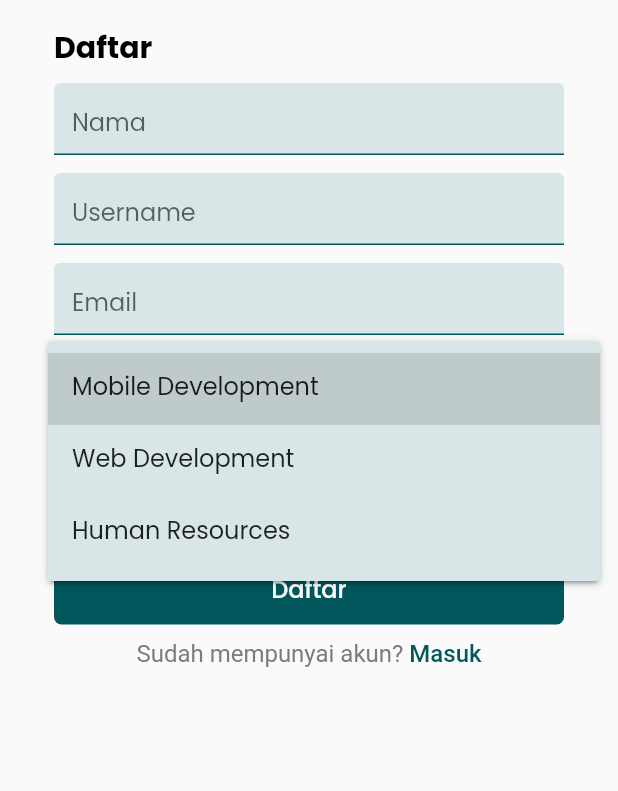
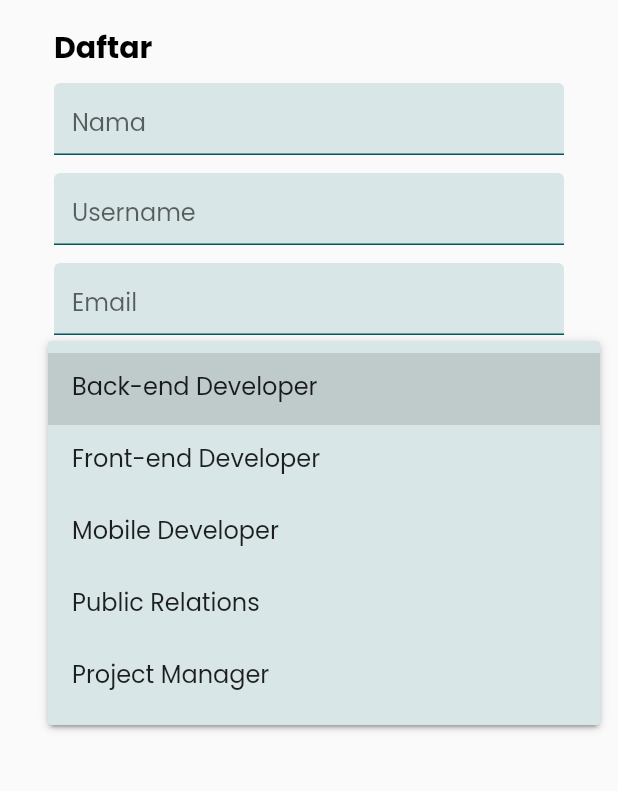
Before and after one commit to handiism/repo, a Flutter app: the SignUpScreen screen opened by its route, after a tap on "Divisi", on a phone screen of 412 x 824 dp, the part 247-1038 px from its top. Run offline on Flutter 3.47's test engine with Material 2 defaults, Android fonts, the phone set to English and light mode, and no system bars; our stand-ins replace get.

Commit message:
feat: sprint 1 rampong cok

```diff
--- a/lib/controllers/sign_up_controller.dart
+++ b/lib/controllers/sign_up_controller.dart
@@ -1,8 +1,42 @@
+import 'package:flutter/cupertino.dart';
 import 'package:get/get.dart';
+import 'package:repo/models/user/index.dart';
+import 'package:repo/services/user_service.dart';
+import 'package:repo/views/widgets/index.dart';
 
 class SignUpController extends GetxController {
+  UserService service = UserService();
   final selectedDivision = ''.obs;
+
   void setDivision(String division) {
     selectedDivision.value = division;
+    update();
+  }
+
+  Future<void> signUp(UserRegisterRequest request) async {
+    try {
+      List<String> division = <String>[
+        'Back-end Developer',
+        'Front-end Developer',
+        'Mobile Developer',
+        'Public Relations',
+        'Project Manager'
+      ];
+
+      for (var element in division) {
+        debugPrint('${selectedDivision.toString()} == $element');
+        if (selectedDivision.toString() == element) {
+          request.idDivision = division.indexOf(element) + 1;
+          break;
+        } else {
+          request.idDivision = 0;
+        }
+      }
+
+      var response = await service.register(request);
+      debugPrint(response.data.toJson().toString());
+    } catch (e) {
+      snackbarRepo('Kesalah Register', 'Pastikan Data Terisi Dengan Benar.');
+    }
   }
 }
--- a/lib/core/routes/api_routes.dart
+++ b/lib/core/routes/api_routes.dart
@@ -1,5 +1,9 @@
 abstract class ApiRoutesRepo {
-  static const String baseUrl = 'http://192.168.100.234:3000';
+  static const String baseUrl = 'http://34.101.216.127:3000';
   static const String login = '/user/login';
   static const String forgot = '/password-reset';
+  static const String register = '/user/register';
+  static String user(int id) {
+    return '$baseUrl/user/$id';
+  }
 }
--- a/lib/core/routes/app_routes.dart
+++ b/lib/core/routes/app_routes.dart
@@ -1,6 +1,6 @@
 import 'package:flutter/cupertino.dart';
 import 'package:get/get.dart';
-import 'package:repo/views/screens/screens.dart';
+import 'package:repo/views/screens/index.dart';
 
 abstract class AppRoutesRepo {
   static const String login = '/login';
--- /dev/null
+++ b/lib/models/user/index.dart
@@ -0,0 +1,4 @@
+export 'package:repo/models/user/forgot_password.dart';
+export 'package:repo/models/user/login.dart';
+export 'package:repo/models/user/register.dart';
+export 'package:repo/models/user/user.dart';
--- /dev/null
+++ b/lib/models/user/register.dart
@@ -0,0 +1,32 @@
+class UserRegisterRequest {
+  UserRegisterRequest({
+    required this.username,
+    required this.fullName,
+    required this.email,
+    required this.password,
+    this.idDivision,
+  });
+
+  String username;
+  String fullName;
+  String email;
+  String password;
+  int? idDivision;
+
+  factory UserRegisterRequest.fromJson(Map<String, dynamic> json) =>
+      UserRegisterRequest(
+        username: json['username'],
+        fullName: json['fullName'],
+        email: json['email'],
+        password: json['password'],
+        idDivision: json['id_division'],
+      );
+
+  Map<String, dynamic> toJson() => {
+        'username': username,
+        'fullName': fullName,
+        'email': email,
+        'password': password,
+        'id_division': idDivision,
+      };
+}
--- a/lib/views/screens/forgot_pass_screen.dart
+++ b/lib/views/screens/forgot_pass_screen.dart
@@ -2,8 +2,8 @@ import 'package:flutter/material.dart';
 import 'package:repo/controllers/forgot_pass_controller.dart';
 import 'package:repo/core/shared/colors.dart';
 import 'package:repo/core/routes/routes.dart';
-import 'package:repo/models/forgotpass/forgotpass.dart';
-import 'package:repo/views/widgets/widgets.dart';
+import 'package:repo/models/user/forgot_password.dart';
+import 'package:repo/views/widgets/index.dart';
 import 'package:get/get.dart';
 
 final TextEditingController _emailController = TextEditingController();
@@ -74,7 +74,7 @@ class ForgotPasswordScreen extends StatelessWidget {
                   onPressed: () {
                     if (nullHandler()) {
                       if (emailHandler()) {
-                        ForgotPassRequest request = ForgotPassRequest(
+                        ForgotPasswordRequest request = ForgotPasswordRequest(
                           email: _emailController.text.trim(),
                         );
                         Get.find<ForgotpassController>().login(request);
--- a/lib/views/screens/login_screen.dart
+++ b/lib/views/screens/login_screen.dart
@@ -4,8 +4,8 @@ import 'package:repo/controllers/login_controller.dart';
 import 'package:repo/core/shared/colors.dart';
 import 'package:repo/core/utils/formatting.dart';
 import 'package:repo/core/routes/routes.dart';
-import 'package:repo/models/user/user.dart';
-import 'package:repo/views/widgets/widgets.dart';
+import 'package:repo/models/user/login.dart';
+import 'package:repo/views/widgets/index.dart';
 import 'package:get/get.dart';
 
 class LoginScreen extends StatefulWidget {
--- a/lib/views/screens/sign_up_screen.dart
+++ b/lib/views/screens/sign_up_screen.dart
@@ -5,19 +5,30 @@ import 'package:repo/controllers/sign_up_controller.dart';
 import 'package:repo/core/routes/routes.dart';
 import 'package:repo/core/utils/formatting.dart';
 import 'package:repo/core/shared/colors.dart';
-import 'package:repo/views/widgets/widgets.dart';
+import 'package:repo/models/user/index.dart';
+import 'package:repo/views/widgets/index.dart';
 
 class SignUpScreen extends StatelessWidget {
   const SignUpScreen({super.key});
 
   @override
   Widget build(BuildContext context) {
+    SignUpController signUpController = SignUpController();
+    Get.lazyPut(() => signUpController);
+
+    TextEditingController nameController = TextEditingController();
+    TextEditingController usernameController = TextEditingController();
+    TextEditingController emailController = TextEditingController();
+    TextEditingController passwordController = TextEditingController();
+
     List<String> division = <String>[
-      'Mobile Development',
-      'Web Development',
-      'Human Resources'
+      'Back-end Developer',
+      'Front-end Developer',
+      'Mobile Developer',
+      'Public Relations',
+      'Project Manager'
     ];
-    SignUpController signUpController = SignUpController();
+
     return Scaffold(
       body: SafeArea(
         child: SingleChildScrollView(
@@ -45,21 +56,21 @@ class SignUpScreen extends StatelessWidget {
                   height: 12,
                 ),
                 TextFieldRepo(
-                  textController: TextEditingController(),
+                  textController: nameController,
                   hintText: 'Nama',
                 ),
                 const SizedBox(
                   height: 12,
                 ),
                 TextFieldRepo(
-                  textController: TextEditingController(),
+                  textController: usernameController,
                   hintText: 'Username',
                 ),
                 const SizedBox(
                   height: 12,
                 ),
                 TextFieldRepo(
-                  textController: TextEditingController(),
+                  textController: emailController,
                   hintText: 'Email',
                 ),
                 const SizedBox(
@@ -113,6 +124,7 @@ class SignUpScreen extends StatelessWidget {
                 ),
                 TextField(
                   obscureText: true,
+                  controller: passwordController,
                   decoration: InputDecoration(
                     filled: true,
                     fillColor: hexToColor(ColorsRepo.secondaryColor),
@@ -130,7 +142,15 @@ class SignUpScreen extends StatelessWidget {
                 ButtonRepo(
                   text: 'Daftar',
                   backgroundColor: ColorsRepo.primaryColor,
-                  onPressed: () {},
+                  onPressed: () {
+                    var request = UserRegisterRequest(
+                        username: usernameController.text,
+                        fullName: nameController.text,
+                        email: emailController.text,
+                        password: passwordController.text);
+
+                    Get.find<SignUpController>().signUp(request);
+                  },
                 ),
                 const SizedBox(
                   height: 10,
```
Also changed, not shown: lib/controllers/forgot_pass_controller.dart (+6 -7 lines), lib/controllers/login_controller.dart (+7 -17 lines), lib/core/shared/styles.dart (deleted, +0 -13 lines), lib/core/utils/base_response.dart (added, +39 -0 lines), lib/models/user/forgot_password.dart (+13 -19 lines), lib/models/user/login.dart (added, +78 -0 lines), lib/models/user/user.dart (+16 -91 lines), lib/services/forgotpass_service.dart (deleted, +0 -19 lines), lib/services/user_service.dart (+50 -8 lines), lib/views/screens/index.dart (renamed from lib/views/screens/screens.dart), lib/views/widgets/index.dart (renamed from lib/views/widgets/widgets.dart).
